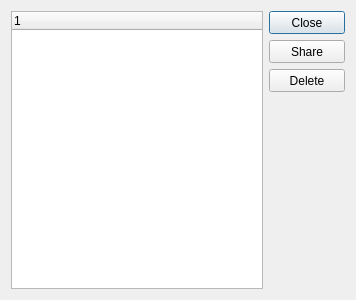
The window that xtuple/trunk/widgets/filterManager.ui (WooodHead/xtuple) describes before a commit, drawn with Qt 5.
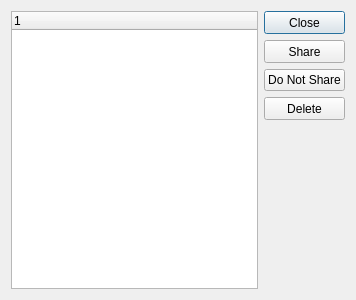
The same window after the commit. Custom widgets are drawn as their Qt base class.

Commit message: Issue #10892: Added in support for un-sharing filters.

```diff
--- a/xtuple/trunk/widgets/filterManager.ui
+++ b/xtuple/trunk/widgets/filterManager.ui
@@ -51,6 +51,13 @@
        </property>
       </widget>
      </item>
+     <item>
+      <widget class="QPushButton" name="_unshare">
+       <property name="text">
+        <string>Do Not Share</string>
+       </property>
+      </widget>
+     </item>
      <item>
       <widget class="QPushButton" name="_delete">
        <property name="minimumSize">
```
The commit also changes 2 other files.
